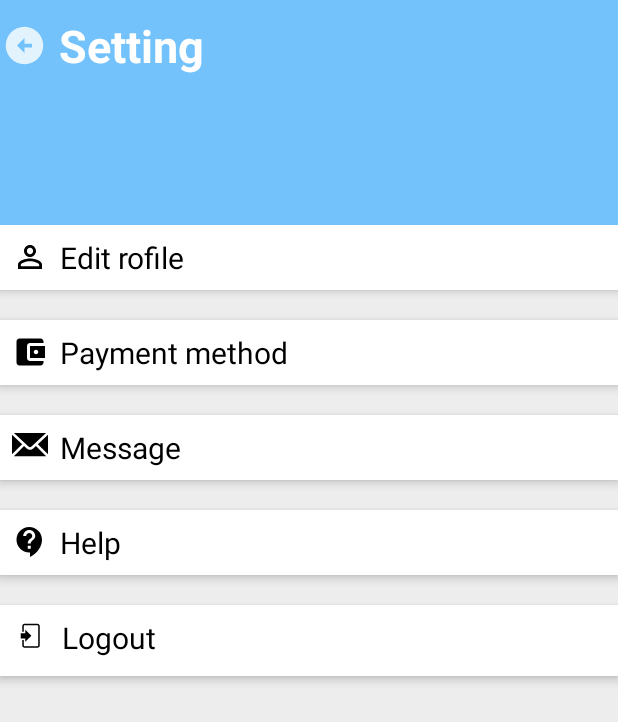
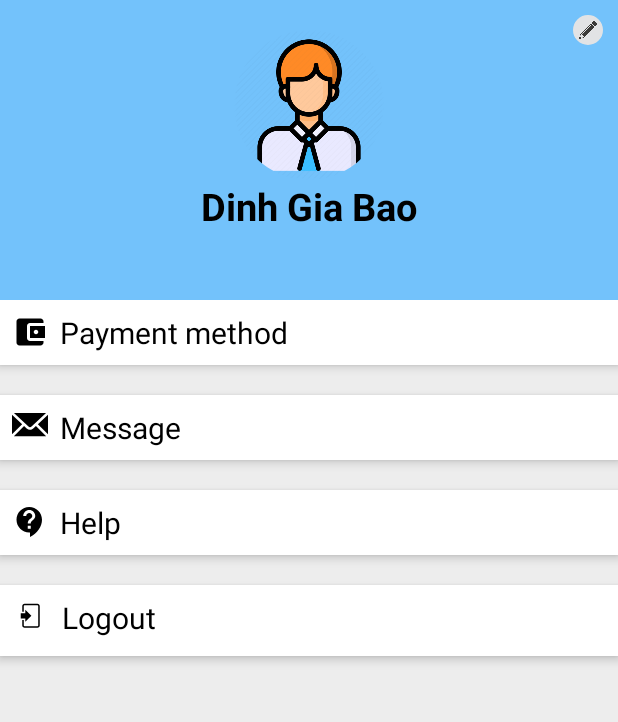
Before and after one commit to PhucTranS3924715/COSC2657-Assignment3, an Android app: the fragment ProfileFragment shown on its own in the app's theme, on a phone screen of 412 x 824 dp. Shown: the top 722 px of the screen. Run offline under Robolectric (Android 15) with nearby library versions, the phone set to English and light mode, and no system bars.

Commit message:
modify fragment_profile.xml

```diff
--- a/app/src/main/res/layout/fragment_profile.xml
+++ b/app/src/main/res/layout/fragment_profile.xml
@@ -3,58 +3,52 @@
     xmlns:tools="http://schemas.android.com/tools"
     android:layout_width="match_parent"
     android:layout_height="match_parent"
+    xmlns:app="http://schemas.android.com/apk/res-auto"
     tools:context=".ProfileFragment">
 
     <RelativeLayout
         android:layout_width="match_parent"
-        android:layout_height="150dp"
+        android:layout_height="200dp"
         android:background="@color/blue">
 
-        <!--    TODO: Remove back icon-->
-        <ImageView
-            android:id="@+id/backImage"
-            android:layout_width="30dp"
-            android:layout_height="30dp"
-            android:layout_alignParentStart="true"
-            android:layout_marginStart="1dp"
-            android:src="@drawable/back_icon"
-            android:layout_marginTop="15dp"/>
+        <com.google.android.material.imageview.ShapeableImageView
+            android:id="@+id/editIcon"
+            android:layout_width="20dp"
+            android:layout_height="20dp"
+            android:background="@drawable/edit_icon"
+            app:shapeAppearanceOverlay="@style/roundedImageViewRounded"
+            android:layout_alignParentRight="true"
+            android:layout_marginEnd="10dp"
+            android:layout_marginTop="10dp" />
+
+        <com.google.android.material.imageview.ShapeableImageView
+            android:id="@+id/avatarImage"
+            android:layout_width="100dp"
+            android:layout_height="100dp"
+            android:background="@drawable/avatar"
+            app:shapeAppearanceOverlay="@style/roundedImageViewRounded"
+            android:layout_centerHorizontal="true"
+            android:layout_marginTop="20dp"/>
 
         <TextView
-            android:id="@+id/settingHeading"
-            android:layout_width="match_parent"
+            android:layout_width="wrap_content"
             android:layout_height="wrap_content"
-            android:text="Setting"
-            android:textSize="30sp"
-            android:textColor="@color/white"
+            android:text="Dinh Gia Bao"
+            android:textSize="25dp"
+            android:layout_below="@id/avatarImage"
+            android:layout_centerHorizontal="true"
             android:textStyle="bold"
-            android:layout_toEndOf="@id/backImage"
-            android:layout_alignParentTop="true"
-            android:layout_alignParentBottom="true"
-            android:layout_marginStart="8dp"
-            android:layout_marginEnd="8dp"
-            android:layout_marginTop="10dp"/>
+            android:textColor="@color/black"/>
+
 
     </RelativeLayout>
 
     <RelativeLayout
-        android:layout_marginTop="150dp"
+        android:id="@+id/optionSection"
+        android:layout_marginTop="200dp"
         android:layout_width="wrap_content"
         android:layout_height="match_parent"
         android:background="#EDEDED">
-
-        <TextView
-            android:id="@+id/editProfile"
-            android:layout_width="match_parent"
-            android:layout_height="wrap_content"
-            android:text="Edit rofile"
-            android:textSize="20dp"
-            android:background="@drawable/box"
-            android:padding="8dp"
-            android:textColor="@color/black"
-            android:elevation="4dp"
-            android:drawableStart="@drawable/edit_profile_icon"
-            android:drawablePadding="8dp"/>
 
         <TextView
             android:id="@+id/paymentMethod"
@@ -64,8 +58,6 @@
             android:textSize="20dp"
             android:background="@drawable/box"
             android:padding="8dp"
-            android:layout_below="@id/editProfile"
-            android:layout_marginTop="20dp"
             android:textColor="@color/black"
             android:elevation="4dp"
             android:drawableStart="@drawable/wallet_icon"
```
